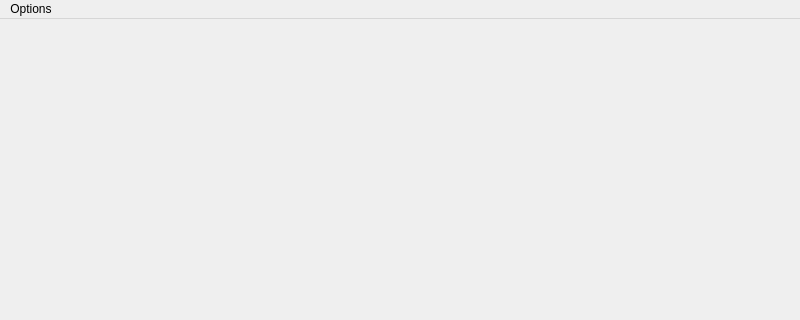
First picture: the form in TelemetryInterface/MainWindow.ui, repository S3Ry0uS3M/Telemetry-Interface, before the edit; both pictures show x 0 to 800 and y 0 to 320 of the 800 by 600 pixel window.
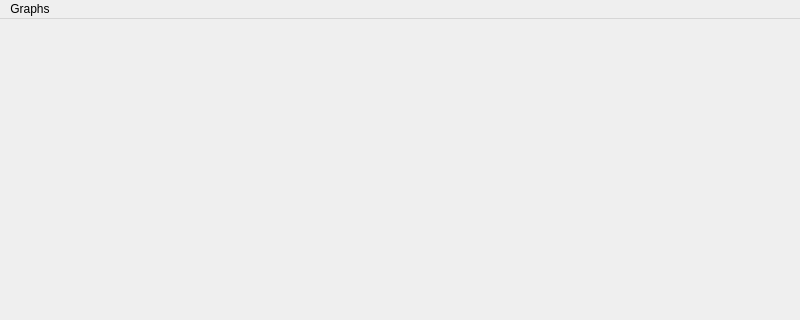
Second picture: the form after the edit.

Commit message: [ui] modified name to option

Diff of the .ui file:
```diff
--- a/TelemetryInterface/MainWindow.ui
+++ b/TelemetryInterface/MainWindow.ui
@@ -37,13 +37,13 @@
      <height>25</height>
     </rect>
    </property>
-   <widget class="QMenu" name="menuAdd_Plot">
+   <widget class="QMenu" name="menuGraphs">
     <property name="title">
-     <string>Options</string>
+     <string>Graphs</string>
     </property>
     <addaction name="actionAdd_Plot"/>
    </widget>
-   <addaction name="menuAdd_Plot"/>
+   <addaction name="menuGraphs"/>
   </widget>
   <widget class="QStatusBar" name="statusbar"/>
   <action name="actionAdd_Plot">
```
